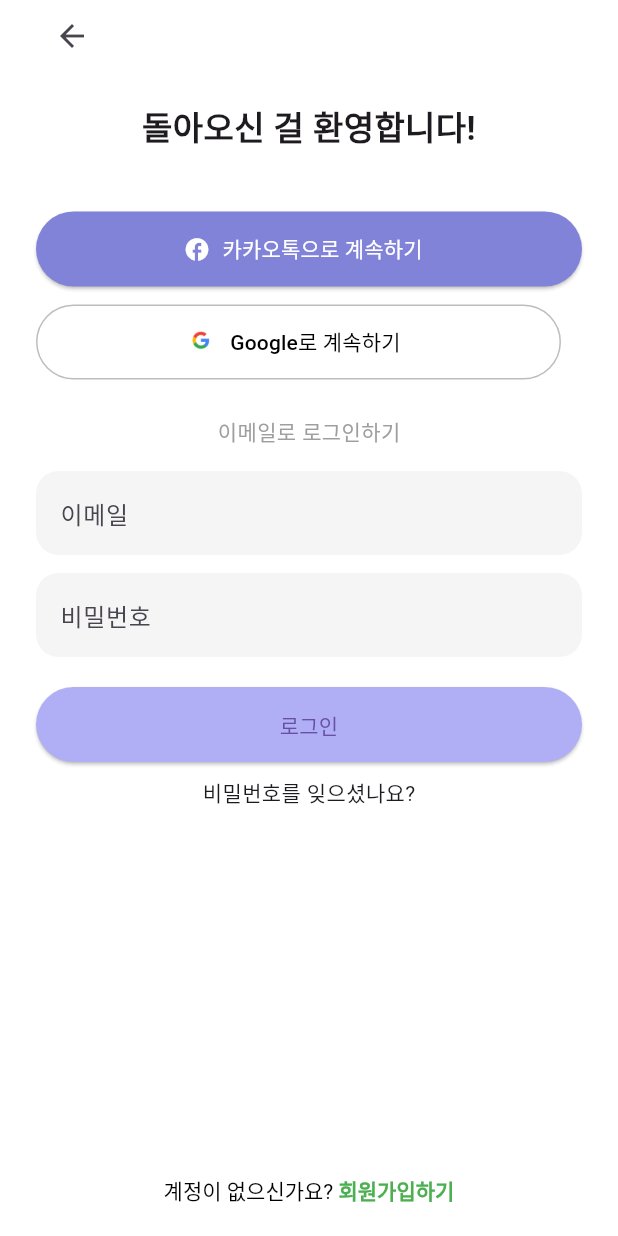
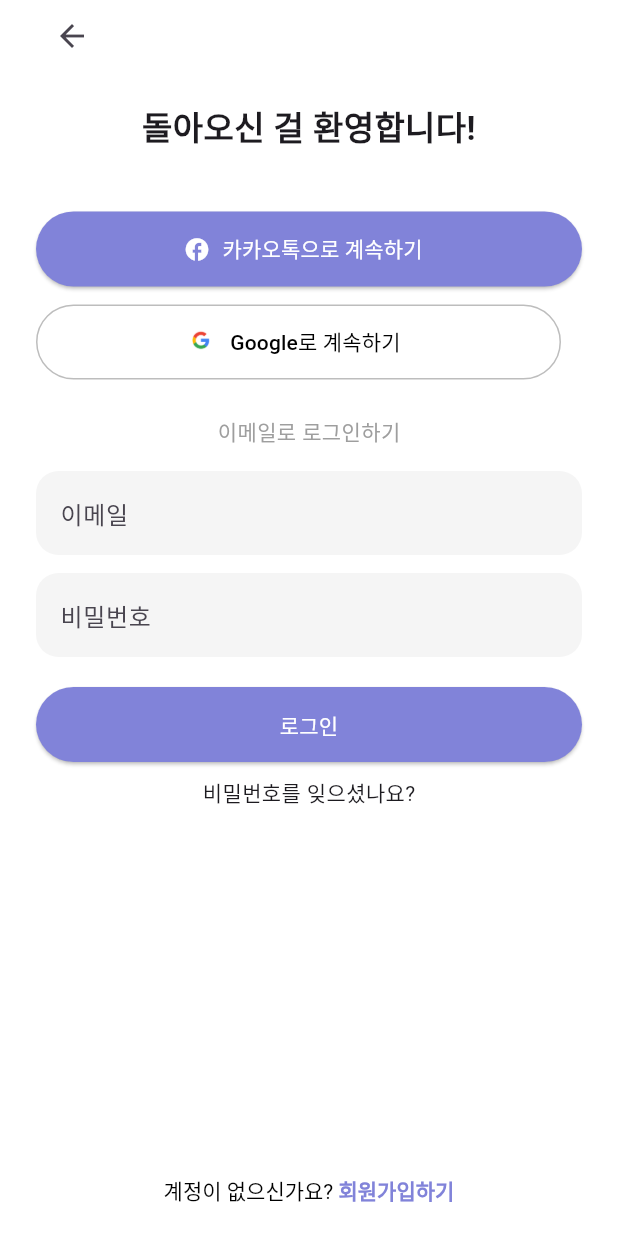
Before and after one commit to Ko-o-ala/Frontend, a Flutter app: the screen it shows after launch, after a tap on "로그인으로 가기", on a phone screen of 412 x 824 dp. Run offline on Flutter 3.47's test engine with Material 3 defaults, Android fonts, the light colour scheme and no system bars; our stand-ins replace percent_indicator.

Commit message:
로그인 버튼 눌렀을때 navigation 가는것까지 완성. 근데 아이디 비밀번호 입력할때 이미지 overflow 발생

```diff
--- a/lib/login/login.dart
+++ b/lib/login/login.dart
@@ -107,15 +107,18 @@
               SizedBox(height: 20),
               ElevatedButton(
                 onPressed: () {
-                  // 로그인 처리
+                  Navigator.pushReplacementNamed(context, '/');
                 },
-                child: Text('로그인'),
                 style: ElevatedButton.styleFrom(
-                  backgroundColor: Color(0xFFB0AEF4),
+                  backgroundColor: Color(0xFF8183D9),
                   minimumSize: Size(double.infinity, 50),
                   shape: RoundedRectangleBorder(
                     borderRadius: BorderRadius.circular(25),
                   ),
+                ),
+                child: Text(
+                  '로그인',
+                  style: TextStyle(color: Colors.white), // ✅ 글자색 흰색
                 ),
               ),
               SizedBox(height: 10),
@@ -130,7 +133,7 @@
                       TextSpan(
                         text: '회원가입하기',
                         style: TextStyle(
-                          color: Colors.green,
+                          color: Color(0xFF8183D9),
                           fontWeight: FontWeight.bold,
                         ),
                       ),
```
